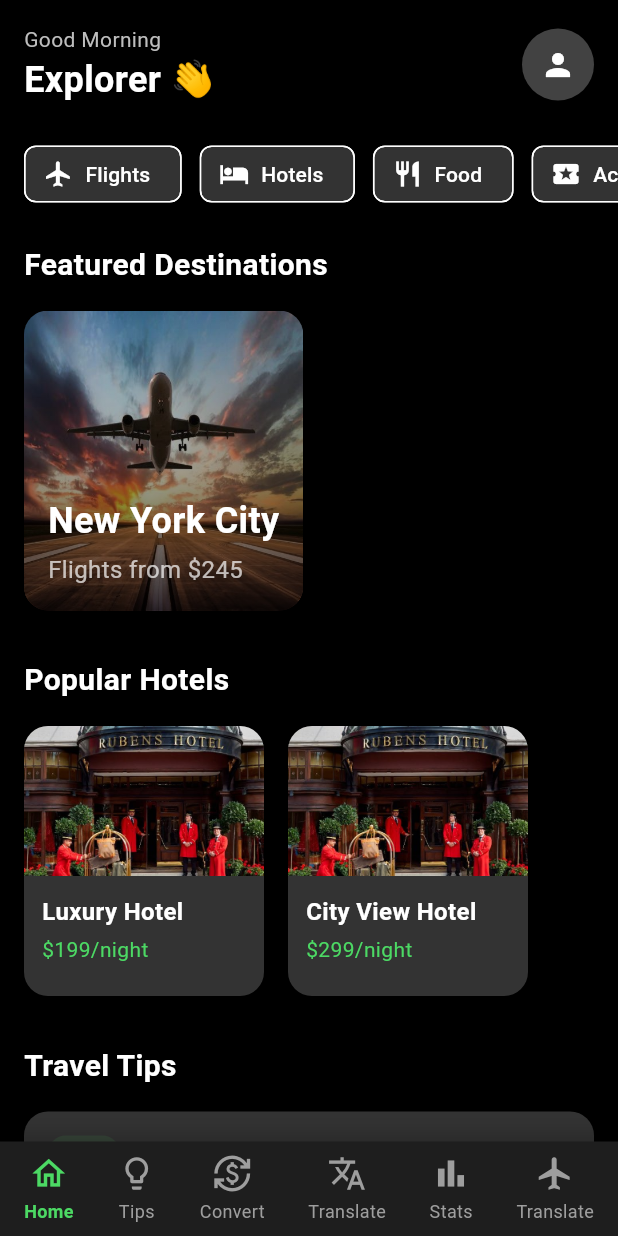
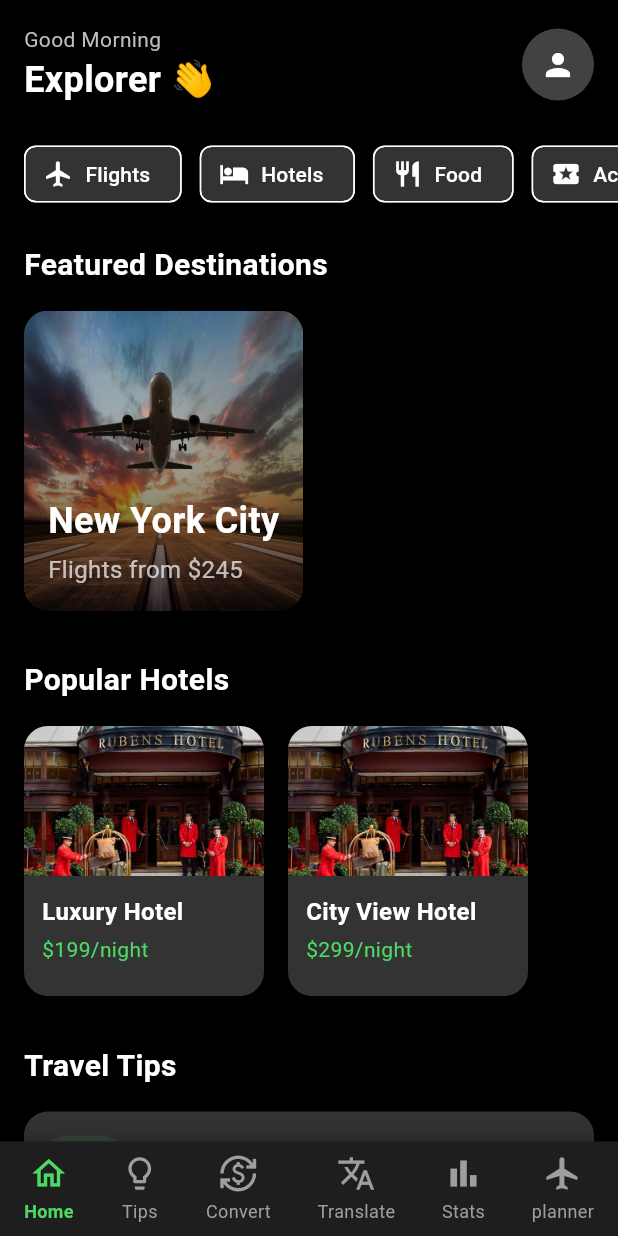
Before and after one commit to Tayaa01/Nomadly, a Flutter app: the HomePage screen opened by its route, on a phone screen of 412 x 824 dp. Run offline on Flutter 3.47's test engine with Material 3 defaults, Android fonts, the phone set to English and light mode, and no system bars; our stand-ins replace dio, fl_chart, flutter_tts, geocoding, geolocator, google_sign_in and 3 more; missing offline and left inert: dio_cache_interceptor, googleapis; accounts and stored records are empty.

Commit message:
Update custom_bottom_nav.dart

```diff
--- a/lib/widgets/custom_bottom_nav.dart
+++ b/lib/widgets/custom_bottom_nav.dart
@@ -35,7 +35,7 @@ class CustomBottomNav extends StatelessWidget {
               _buildNavItem(3, Icons.translate, 'Translate'),
 
               _buildNavItem(4, Icons.bar_chart, 'Stats'), // This item exist
-              _buildNavItem(5, Icons.flight,'Translate'),
+              _buildNavItem(5, Icons.flight,'planner'),
             ],
           ),
         ),
```
